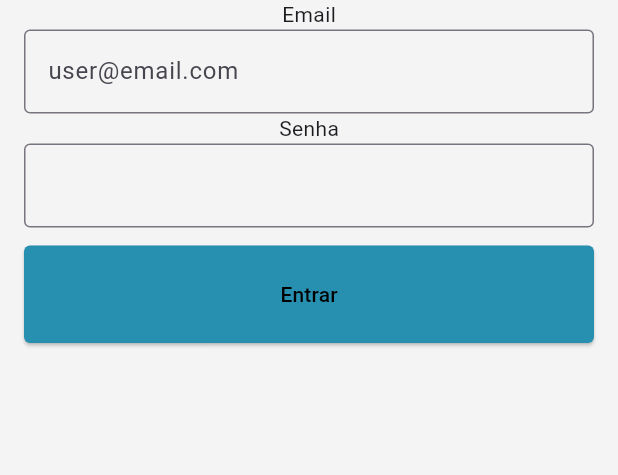
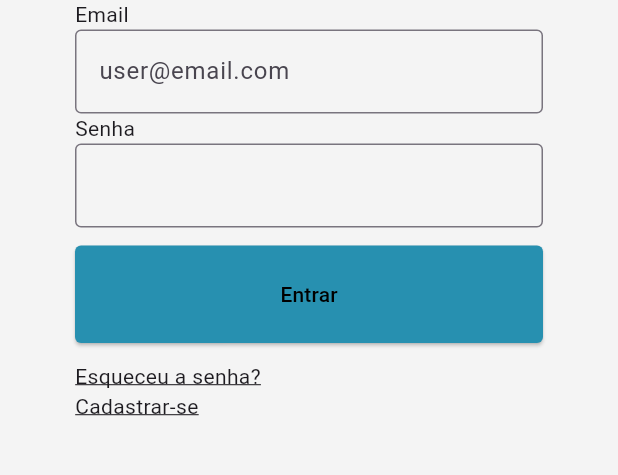
Before and after one commit to moisesfonteles/beauty_pro_app, a Flutter app: the screen it shows after launch, on a phone screen of 412 x 824 dp, the part 341-816 px from its top. Run offline on Flutter 3.47's test engine with Material 3 defaults, Android fonts, the phone set to English and light mode, and no system bars.

```diff
--- a/lib/page/home_page.dart
+++ b/lib/page/home_page.dart
@@ -12,6 +12,5 @@ class HomePage extends StatefulWidget {
 class _HomePageState extends State<HomePage> {
   @override
   Widget build(BuildContext context) {
-    return const Placeholder();
-  }
-}
+    return Scaffold();
+}}
--- a/lib/page/login_page.dart
+++ b/lib/page/login_page.dart
@@ -1,3 +1,4 @@
+import 'package:beauty_pro/page/signup_page.dart';
 import 'package:flutter/material.dart';
 
 class LoginPage extends StatefulWidget {
@@ -11,24 +12,28 @@ class _LoginPageState extends State<LoginPage> {
   @override
   Widget build(BuildContext context) {
     return Scaffold(
+
       backgroundColor: const Color.fromRGBO(244, 244, 244, 1),
-      body: bodyLogin(),
+      body: SingleChildScrollView(child: bodyLogin(context))
     );
   }
 
-  Widget bodyLogin() {
-    return Padding(
-      padding: const EdgeInsets.all(16),
+  Widget bodyLogin(BuildContext context) {
+    return  Padding(
+      padding: const EdgeInsets.symmetric(vertical: 16, horizontal: 50),
       child: Column(
-        children: [Image.asset("assets/logo.png"), loginWidget()],
+        children: [Image.asset("assets/logo.png"), loginWidget(context)],
       ),
     );
   }
 
-  Widget loginWidget() {
+  Widget loginWidget(BuildContext context) {
     return Column(
+      crossAxisAlignment: CrossAxisAlignment.start,
       children: [
-        const Text("Email"),
+        const Text(
+          "Email",
+        ),
         TextFormField(
           textInputAction: TextInputAction.next,
           decoration: const InputDecoration(
@@ -42,7 +47,8 @@ class _LoginPageState extends State<LoginPage> {
         Padding(
           padding: const EdgeInsets.symmetric(vertical: 12),
           child: createButton('Entrar', () {}),
-        )
+        ),
+        smallButons(context)
       ],
     );
   }
@@ -54,10 +60,42 @@ Widget createButton(String label, VoidCallback onPressed) {
       width: double.infinity,
       child: ElevatedButton(
         onPressed: onPressed,
-        child: Text(style: TextStyle(color: Colors.black), label),
         style: ElevatedButton.styleFrom(
           backgroundColor: const Color.fromRGBO(39, 144, 176, 1),
           shape: RoundedRectangleBorder(borderRadius: BorderRadius.circular(4)),
         ),
+        child: Text(style: const TextStyle(color: Colors.black), label),
       ));
 }
+
+Widget smallButons(BuildContext context) {
+  return Column(
+    crossAxisAlignment: CrossAxisAlignment.start,
+    children: [
+       InkWell(
+        onTap: () {},
+        child: const Text(
+          'Esqueceu a senha?',
+          style: TextStyle(
+            decoration: TextDecoration.underline,
+          ),
+        ),
+      ),
+      InkWell(
+        onTap: () {
+           Navigator.push(
+              context,
+              MaterialPageRoute(builder: (context) => const SignUpPage()),
+            );
+        },
+        child: const Text(
+          'Cadastrar-se',
+          style: TextStyle(
+            decoration: TextDecoration.underline,
+          ),
+        ),
+      )
+    ],
+  );
+
+}
```
Also changed, not shown: lib/page/signup_page.dart (added, +103 -0 lines).
